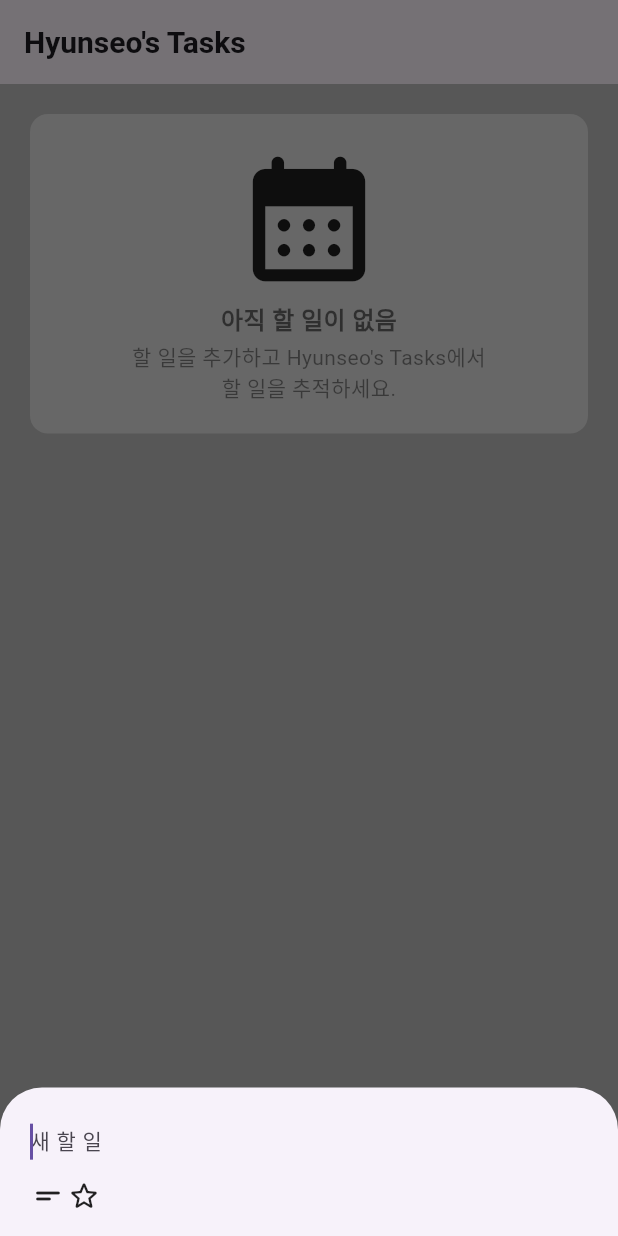
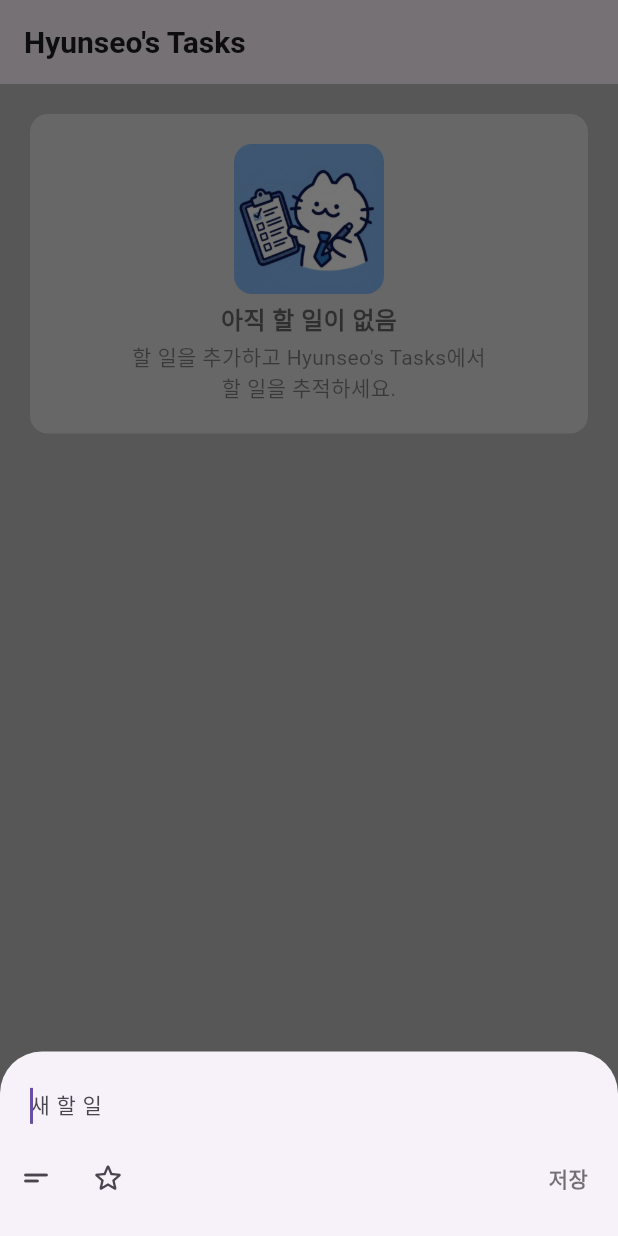
Before and after one commit to kimhyunseo/tasks, a Flutter app: the screen it shows after launch, after a tap on the "add" icon, on a phone screen of 412 x 824 dp. Run offline on Flutter 3.47's test engine with Material 3 defaults, Android fonts, the phone set to English and light mode, and no system bars.

Commit message:
refactor(todo): HomePage에서 PlusTodo로 onCreate를 넘길 때 ToDoEntity를 넘기는 걸로 리펙토링

```diff
--- a/lib/pages/home/widgets/empty_todo.dart
+++ b/lib/pages/home/widgets/empty_todo.dart
@@ -19,7 +19,13 @@ class EmptyTodo extends StatelessWidget {
           SizedBox(
             width: 100,
             height: 100,
-            child: Icon(Icons.calendar_month_rounded, size: 100),
+            child: ClipRRect(
+              borderRadius: BorderRadiusGeometry.circular(12),
+              child: Image.asset(
+                'assets/images/todonyang.webp',
+                fit: BoxFit.cover,
+              ),
+            ),
           ),
           SizedBox(height: 5),
           Text(
--- a/lib/pages/home/widgets/plus_todo.dart
+++ b/lib/pages/home/widgets/plus_todo.dart
@@ -1,16 +1,27 @@
 import 'package:flutter/material.dart';
+import 'package:tasks/pages/home/widgets/todo_entity.dart';
 
 class PlusTodo extends StatefulWidget {
   const PlusTodo({super.key, required this.onCreate});
-
-  final void Function(String) onCreate;
-
+  final void Function(ToDoEntity) onCreate;
   @override
   State<PlusTodo> createState() => _PlusTodoState();
 }
 
 class _PlusTodoState extends State<PlusTodo> {
   TextEditingController controller = TextEditingController();
+  TextEditingController descriptiocontroller = TextEditingController();
+  bool isFavorite = false;
+  bool isDescription = false;
+
+  void onSubmit() {
+    final value = controller.text;
+
+    if (value.trim().isEmpty) return;
+
+    widget.onCreate(ToDoEntity(title: value, isFavorite: isFavorite));
+    Navigator.pop(context);
+  }
 
   @override
   void dispose() {
@@ -23,7 +34,7 @@ class _PlusTodoState extends State<PlusTodo> {
     return Container(
       padding: EdgeInsets.only(
         top: 12,
-        left: 20,
+        // left: 20,
         right: 20,
         bottom: MediaQuery.of(context).viewInsets.bottom + 15,
       ),
@@ -32,25 +43,72 @@ class _PlusTodoState extends State<PlusTodo> {
         children: [
           TextField(
             controller: controller,
+            // TODO: 아무런 값이 없을 때 메세지 띄우기
             textInputAction: TextInputAction.done,
             autofocus: true,
-            onSubmitted: (value) {
-              if (value.trim().isEmpty) return;
-
-              widget.onCreate(value);
-              Navigator.pop(context);
+            onSubmitted: (_) {
+              onSubmit();
             },
             decoration: InputDecoration(
+              contentPadding: EdgeInsets.only(left: 20),
               hintText: "새 할 일",
               hintStyle: TextStyle(fontSize: 14),
               border: InputBorder.none,
             ),
             style: TextStyle(fontSize: 16),
           ),
+          isDescription
+              ? TextField(
+                  controller: descriptiocontroller,
+                  // TODO: 아무런 값이 없을 때 메세지 띄우기
+                  textInputAction: TextInputAction.done,
+                  autofocus: true,
+                  onSubmitted: (_) {
+                    onSubmit();
+                  },
+                  decoration: InputDecoration(
+                    contentPadding: EdgeInsets.only(left: 20),
+                    hintText: "세부정보 추가",
+                    hintStyle: TextStyle(fontSize: 12),
+                    border: InputBorder.none,
+                  ),
+                  style: TextStyle(fontSize: 14),
+                )
+              : SizedBox(),
           Row(
             children: [
-              Icon(Icons.short_text_rounded, size: 24),
-              Icon(Icons.star_border_rounded, size: 24),
+              IconButton(
+                onPressed: () {
+                  setState(() {
+                    isDescription = true;
+                  });
+                },
+                icon: Icon(Icons.short_text_rounded, size: 24),
+              ),
+
+              IconButton(
+                onPressed: () {
+                  setState(() {
+                    isFavorite = !isFavorite;
+                  });
+                },
+                icon: isFavorite
+                    ? Icon(Icons.star_rounded, size: 24)
+                    : Icon(Icons.star_border_rounded, size: 24),
+              ),
+              Spacer(),
+              GestureDetector(
+                onTap: () {
+                  onSubmit();
+                },
+                child: Text(
+                  "저장",
+                  style: TextStyle(
+                    color: Colors.black54,
+                    fontWeight: FontWeight.bold,
+                  ),
+                ),
+              ),
             ],
           ),
         ],
--- a/lib/pages/home/widgets/todo_entity.dart
+++ b/lib/pages/home/widgets/todo_entity.dart
@@ -10,4 +10,18 @@ class ToDoEntity {
   final String? description;
   final bool isFavorite;
   final bool isDone;
+
+  ToDoEntity copyWith({
+    String? title,
+    String? description,
+    bool? isFavorite,
+    bool? isDone,
+  }) {
+    return ToDoEntity(
+      title: title ?? this.title,
+      description: description ?? this.description,
+      isFavorite: isFavorite ?? this.isFavorite,
+      isDone: isDone ?? this.isDone,
+    );
+  }
 }
```
Also changed, not shown: lib/pages/home/home_page.dart (+26 -7 lines), lib/pages/home/widgets/todo_view.dart (+15 -3 lines), lib/pages/home/widgets/todo_widget.dart (+43 -9 lines), pubspec.yaml (+3 -5 lines), assets/images/todonyang.webp (added).
